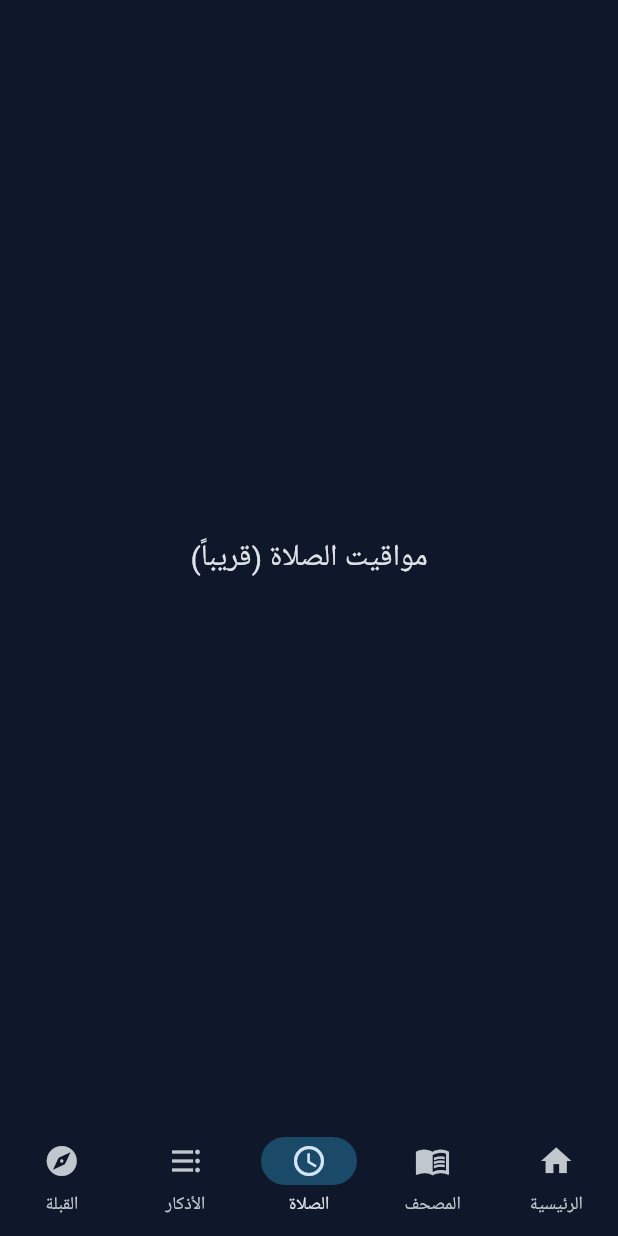
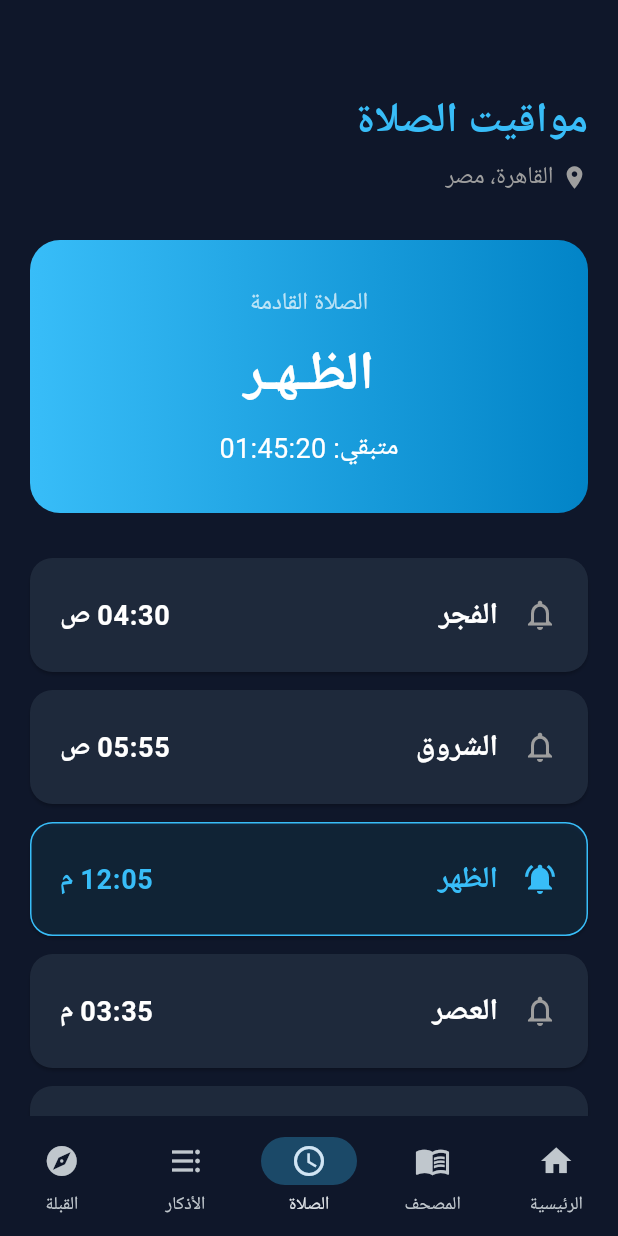
Before and after one commit to Mr3bdo190/noor-app, a Flutter app: the screen it shows after launch, item 3 of the bottom bar chosen, on a phone screen of 412 x 824 dp. Run offline on Flutter 3.47's test engine with Material 3 defaults, Android fonts, the phone set to English and light mode, and no system bars.

Commit message:
Final Release: Complete all App screens (Quran, Prayer, Qibla)

```diff
--- a/lib/main.dart
+++ b/lib/main.dart
@@ -1,6 +1,9 @@
 import 'package:flutter/material.dart';
 import 'screens/home_screen.dart';
+import 'screens/quran_screen.dart';
+import 'screens/prayer_screen.dart';
 import 'screens/adhkar_screen.dart';
+import 'screens/qibla_screen.dart';
 
 void main() {
   runApp(const NoorApp());
@@ -25,10 +28,7 @@ class NoorApp extends StatelessWidget {
         ),
       ),
       builder: (context, child) {
-        return Directionality(
-          textDirection: TextDirection.rtl,
-          child: child!,
-        );
+        return Directionality(textDirection: TextDirection.rtl, child: child!);
       },
       home: const MainScreen(),
     );
@@ -47,10 +47,10 @@ class _MainScreenState extends State<MainScreen> {
 
   final List<Widget> _screens = [
     const HomeScreen(),
-    const Center(child: Text('المصحف الشريف (قريباً)', style: TextStyle(fontSize: 20))),
-    const Center(child: Text('مواقيت الصلاة (قريباً)', style: TextStyle(fontSize: 20))),
+    const QuranScreen(),
+    const PrayerScreen(),
     const AdhkarScreen(),
-    const Center(child: Text('بوصلة القبلة (قريباً)', style: TextStyle(fontSize: 20))),
+    const QiblaScreen(),
   ];
 
   @override
--- /dev/null
+++ b/lib/screens/prayer_screen.dart
@@ -0,0 +1,72 @@
+import 'package:flutter/material.dart';
+
+class PrayerScreen extends StatelessWidget {
+  const PrayerScreen({super.key});
+
+  final List<Map<String, dynamic>> _prayers = const [
+    {'name': 'الفجر', 'time': '04:30 ص', 'isNext': false},
+    {'name': 'الشروق', 'time': '05:55 ص', 'isNext': false},
+    {'name': 'الظهر', 'time': '12:05 م', 'isNext': true},
+    {'name': 'العصر', 'time': '03:35 م', 'isNext': false},
+    {'name': 'المغرب', 'time': '06:15 م', 'isNext': false},
+    {'name': 'العشاء', 'time': '07:40 م', 'isNext': false},
+  ];
+
+  @override
+  Widget build(BuildContext context) {
+    return ListView(
+      padding: const EdgeInsets.only(top: 60, left: 20, right: 20, bottom: 20),
+      children: [
+        const Text('مواقيت الصلاة', style: TextStyle(fontSize: 28, fontWeight: FontWeight.bold, color: Color(0xFF38BDF8))),
+        const SizedBox(height: 5),
+        const Row(
+          children: [
+            Icon(Icons.location_on, color: Colors.grey, size: 18),
+            SizedBox(width: 5),
+            Text('القاهرة، مصر', style: TextStyle(color: Colors.grey, fontSize: 16)),
+          ],
+        ),
+        const SizedBox(height: 30),
+
+        // كارت الصلاة القادمة
+        Container(
+          padding: const EdgeInsets.all(30),
+          decoration: BoxDecoration(
+            gradient: const LinearGradient(colors: [Color(0xFF38BDF8), Color(0xFF0284C7)]),
+            borderRadius: BorderRadius.circular(20),
+          ),
+          child: const Column(
+            children: [
+              Text('الصلاة القادمة', style: TextStyle(color: Colors.white70, fontSize: 16)),
+              SizedBox(height: 10),
+              Text('الظـهـر', style: TextStyle(color: Colors.white, fontSize: 36, fontWeight: FontWeight.bold)),
+              SizedBox(height: 10),
+              Text('متبقي: 01:45:20', style: TextStyle(color: Colors.white, fontSize: 18)),
+            ],
+          ),
+        ),
+
+        const SizedBox(height: 30),
+
+        // قائمة الصلوات
+        ..._prayers.map((prayer) {
+          final isNext = prayer['isNext'];
+          return Card(
+            color: isNext ? const Color(0xFF38BDF8).withOpacity(0.1) : const Color(0xFF1E293B),
+            shape: RoundedRectangleBorder(
+              borderRadius: BorderRadius.circular(15),
+              side: BorderSide(color: isNext ? const Color(0xFF38BDF8) : Colors.transparent),
+            ),
+            margin: const EdgeInsets.only(bottom: 12),
+            child: ListTile(
+              contentPadding: const EdgeInsets.symmetric(horizontal: 20, vertical: 10),
+              leading: Icon(isNext ? Icons.notifications_active : Icons.notifications_none, color: isNext ? const Color(0xFF38BDF8) : Colors.grey),
+              title: Text(prayer['name'], style: TextStyle(color: isNext ? const Color(0xFF38BDF8) : Colors.white, fontSize: 20, fontWeight: FontWeight.bold)),
+              trailing: Text(prayer['time'], style: TextStyle(color: isNext ? const Color(0xFF38BDF8) : Colors.white, fontSize: 18, fontWeight: FontWeight.bold)),
+            ),
+          );
+        }).toList(),
+      ],
+    );
+  }
+}
```
Also changed, not shown: lib/screens/qibla_screen.dart (added, +64 -0 lines), lib/screens/quran_screen.dart (added, +51 -0 lines).
